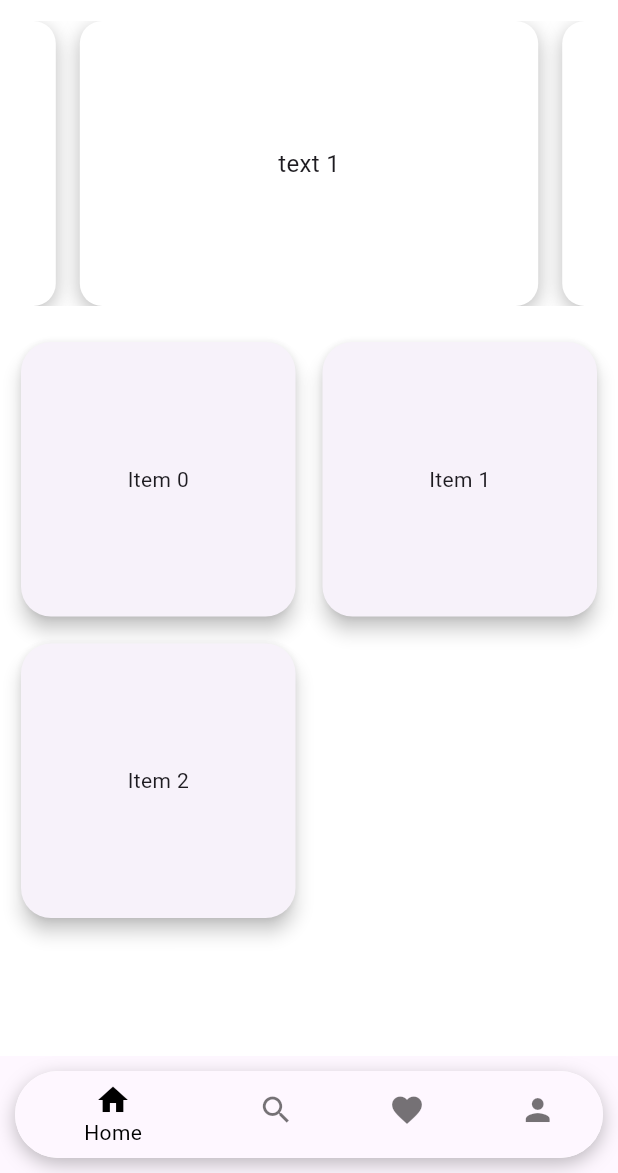
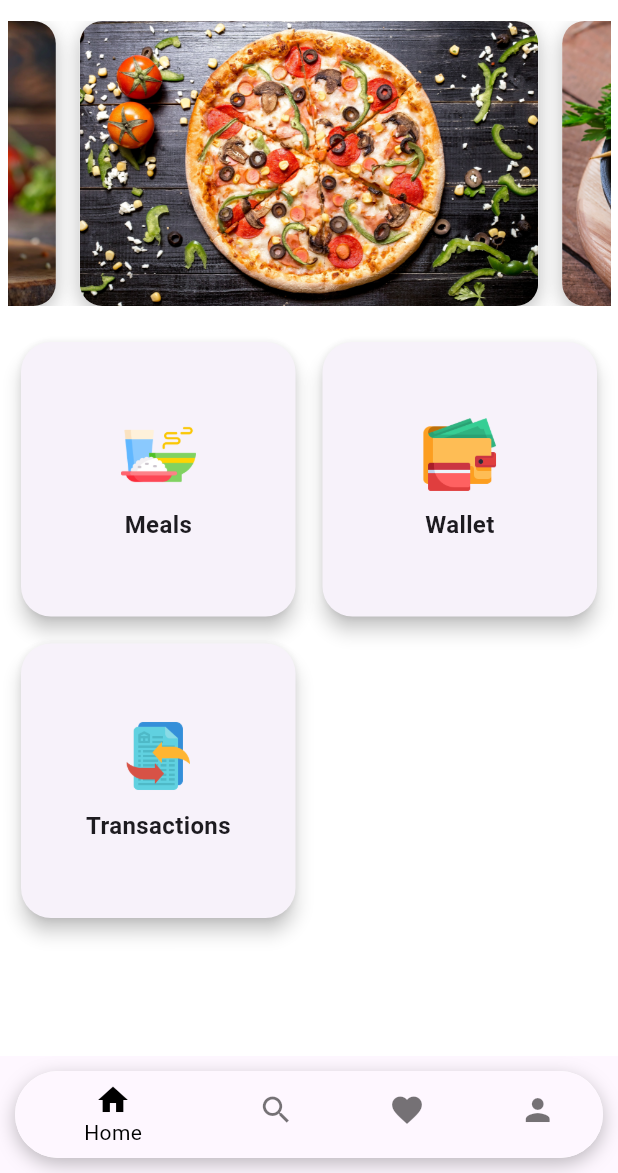
Before and after one commit to jonayeddewan/meal_mosaic, a Flutter app: the screen it shows after launch, after a tap on "SKIP", after a tap on "START", after a tap on "Sign In", on a phone screen of 412 x 824 dp, the part 63-1236 px from its top. Run offline on Flutter 3.47's test engine with Material 3 defaults, Android fonts, the phone set to English and light mode, and no system bars; drawn by our look-alikes of carousel_slider; our stand-ins replace firebase_core; accounts and stored records are empty.

Commit message:
create carousel, Card functional

```diff
--- a/lib/main.dart
+++ b/lib/main.dart
@@ -1,6 +1,9 @@
 import 'package:firebase_core/firebase_core.dart';
 import 'package:flutter/material.dart';
 import 'package:meal_mosaic/screens/onboarding_screen.dart';
+import 'package:meal_mosaic/screens/meals.dart';
+import 'package:meal_mosaic/screens/transaction.dart';
+import 'package:meal_mosaic/screens/wallet.dart'; // Importing MealsScreen
 
 void main() async {
   WidgetsFlutterBinding.ensureInitialized();
@@ -14,11 +17,17 @@ class MyApp extends StatelessWidget {
   // This widget is the root of your application.
   @override
   Widget build(BuildContext context) {
-    return const MaterialApp(
+    return MaterialApp(
       debugShowCheckedModeBanner: false,
       title: 'MealMosaic',
       //theme: ThemeData.dark(),
-      home: OnboardingScreen(),
+      home: const OnboardingScreen(), // Initial screen
+
+      routes: {
+        "/meals": (context) => const MealsScreen(),
+        "/wallet": (context) => WalletScreen(),
+        "/transactions": (context) => TransactionsScreen(), // Existing route
+      },
     );
   }
 }
--- a/lib/screens/home.dart
+++ b/lib/screens/home.dart
@@ -7,6 +7,26 @@ class HomePageScreen extends StatelessWidget {
 
   @override
   Widget build(BuildContext context) {
+    List<String> imagePaths = [
+      'assets/images/carosel1.jpg',
+      'assets/images/carosel2.jpg',
+      'assets/images/carosel3.jpg',
+    ];
+
+    // List of items for the Grid
+    List<Map<String, dynamic>> gridItems = [
+      {"icon": 'assets/images/meals.png', "text": "Meals", "route": "/meals"},
+      {
+        "icon": 'assets/images/wallet.png',
+        "text": "Wallet",
+        "route": "/wallet"
+      },
+      {
+        "icon": 'assets/images/transaction.png',
+        "text": "Transactions",
+        "route": "/transactions"
+      },
+    ];
     return Scaffold(
       drawer: const Drawer(),
       appBar: AppBar(
@@ -27,7 +47,7 @@ class HomePageScreen extends StatelessWidget {
                     0.0, // Remove vertical margin for no gap between carousel and grid
               ),
               child: CarouselSlider(
-                items: [1, 2, 3].map((i) {
+                items: imagePaths.map((imagePath) {
                   return Builder(
                     builder: (BuildContext context) {
                       return Container(
@@ -44,10 +64,12 @@ class HomePageScreen extends StatelessWidget {
                             ),
                           ],
                         ),
-                        child: Center(
-                          child: Text(
-                            'text $i',
-                            style: const TextStyle(fontSize: 16.0),
+                        child: ClipRRect(
+                          borderRadius: BorderRadius.circular(15.0),
+                          child: Image.asset(
+                            imagePath,
+                            fit: BoxFit.cover,
+                            width: double.infinity,
                           ),
                         ),
                       );
@@ -65,21 +87,39 @@ class HomePageScreen extends StatelessWidget {
                 padding: const EdgeInsets.all(10.0),
                 gridDelegate: const SliverGridDelegateWithFixedCrossAxisCount(
                   crossAxisCount: 2, // 2 columns in the grid
-                  crossAxisSpacing: 10.0, // Space between columns
-                  mainAxisSpacing: 10.0, // Space between rows
-                  childAspectRatio: 1.0, // Aspect ratio of each grid item
+                  crossAxisSpacing: 10.0,
+                  mainAxisSpacing: 10.0,
+                  childAspectRatio: 1.0,
                 ),
-                itemCount:
-                    3, // Set this to the number of items you want in the grid
+                itemCount: gridItems.length, // Number of items in grid
                 itemBuilder: (context, index) {
-                  return Card(
-                    elevation: 5.0,
-                    shape: RoundedRectangleBorder(
-                      borderRadius:
-                          BorderRadius.circular(20.0), // Rounded corners
-                    ),
-                    child: Center(
-                      child: Text('Item $index'), // Replace with actual content
+                  return InkWell(
+                    onTap: () {
+                      Navigator.pushNamed(context, gridItems[index]["route"]);
+                    },
+                    borderRadius: BorderRadius.circular(20.0),
+                    child: Card(
+                      elevation: 5.0,
+                      shape: RoundedRectangleBorder(
+                        borderRadius: BorderRadius.circular(20.0),
+                      ),
+                      child: Column(
+                        mainAxisAlignment: MainAxisAlignment.center,
+                        children: [
+                          Image.asset(
+                            gridItems[index]["icon"],
+                            width: 50,
+                            height: 50,
+                            fit: BoxFit.contain,
+                          ),
+                          const SizedBox(height: 10),
+                          Text(
+                            gridItems[index]["text"],
+                            style: const TextStyle(
+                                fontSize: 16, fontWeight: FontWeight.bold),
+                          ),
+                        ],
+                      ),
                     ),
                   );
                 },
--- /dev/null
+++ b/lib/screens/meals.dart
@@ -0,0 +1,17 @@
+import 'package:flutter/material.dart';
+
+class MealsScreen extends StatelessWidget {
+  const MealsScreen({super.key});
+
+  @override
+  Widget build(BuildContext context) {
+    return Scaffold(
+      appBar: AppBar(
+        title: const Text('Meals'),
+      ),
+      body: const Center(
+        child: Text('List of Meals will be displayed here.'),
+      ),
+    );
+  }
+}
--- /dev/null
+++ b/lib/screens/transaction.dart
@@ -0,0 +1,15 @@
+import 'package:flutter/material.dart';
+
+class TransactionsScreen extends StatelessWidget {
+  @override
+  Widget build(BuildContext context) {
+    return Scaffold(
+      appBar: AppBar(
+        title: Text('Transactions'),
+      ),
+      body: Center(
+        child: Text('Transaction history will be displayed here.'),
+      ),
+    );
+  }
+}
--- /dev/null
+++ b/lib/screens/wallet.dart
@@ -0,0 +1,15 @@
+import 'package:flutter/material.dart';
+
+class WalletScreen extends StatelessWidget {
+  @override
+  Widget build(BuildContext context) {
+    return Scaffold(
+      appBar: AppBar(
+        title: Text('Wallet'),
+      ),
+      body: Center(
+        child: Text('Wallet information will be displayed here.'),
+      ),
+    );
+  }
+}
```
Also changed, not shown: assets/images/carosel1.jpg (added), assets/images/carosel2.jpg (added), assets/images/carosel3.jpg (added), assets/images/meals.png (added), assets/images/transaction.png (added), assets/images/wallet.png (added).
